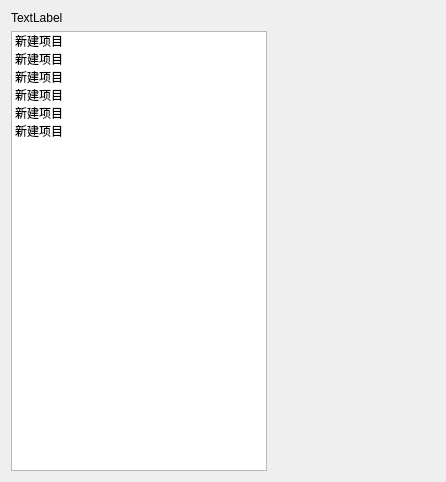
Before: the Qt Designer form src/globaloptionsdialog.ui in kitech/nullfxp, drawn with Qt 5.
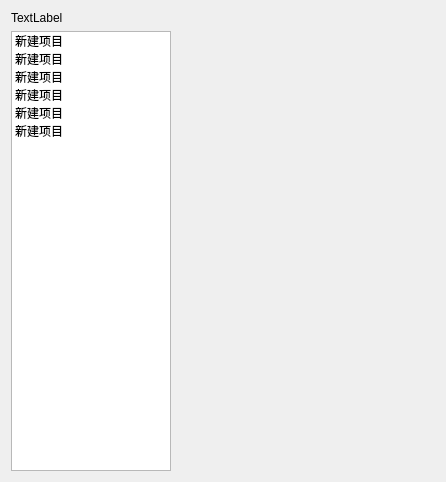
After: the same form once the commit is applied. Icons and pictures are not drawn.

Commit message: update option dialog

```diff
--- a/src/globaloptionsdialog.ui
+++ b/src/globaloptionsdialog.ui
@@ -25,6 +25,18 @@
     <layout class="QHBoxLayout" name="horizontalLayout">
      <item>
       <widget class="QListWidget" name="listWidget">
+       <property name="sizePolicy">
+        <sizepolicy hsizetype="Maximum" vsizetype="Expanding">
+         <horstretch>0</horstretch>
+         <verstretch>0</verstretch>
+        </sizepolicy>
+       </property>
+       <property name="maximumSize">
+        <size>
+         <width>160</width>
+         <height>16777215</height>
+        </size>
+       </property>
        <property name="frameShape">
         <enum>QFrame::StyledPanel</enum>
        </property>
@@ -59,7 +71,7 @@
         <enum>QListView::SinglePass</enum>
        </property>
        <property name="spacing">
-        <number>0</number>
+        <number>10</number>
        </property>
        <property name="viewMode">
         <enum>QListView::ListMode</enum>
```
Left out of the diff: 10 changed lines with no effect on the pictures. The commit also changes 5 other files.
